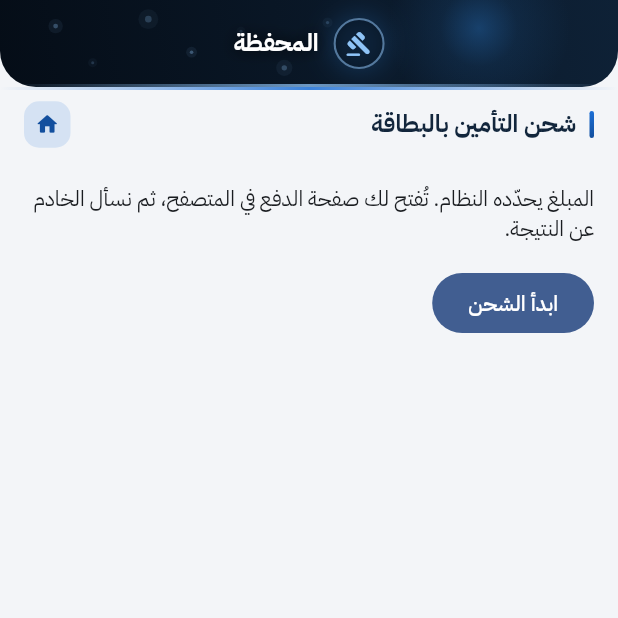
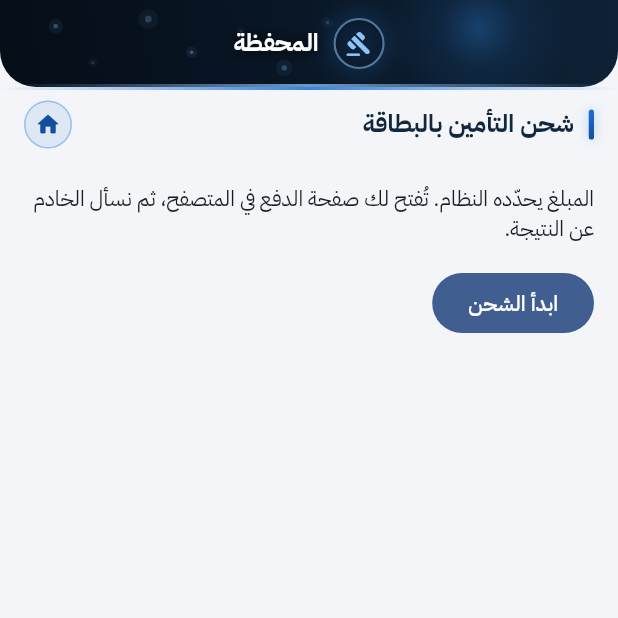
Before and after one commit to spaschatbot-cpu/haraj-dev, a Flutter app: the TopUpScreen screen opened by its route, on a phone screen of 412 x 824 dp, the top half of it. Run offline on Flutter 3.47's test engine with Material 3 defaults, Android fonts, the phone set to English and light mode, and no system bars; our stand-ins replace dio, drift, drift_flutter, firebase_core, firebase_messaging, flutter_riverpod and 3 more; accounts and stored records are empty; generated files the repository leaves out were written again; network calls fail.

Commit message:
style(008): شريطُ عنوان الشاشة — اسمٌ أثقل، وبيتٌ من عائلة أزرار الهيدر
أيقونةُ البيت كانت مربّعاً مدوَّراً، وحوضا الجرس والحساب في الهيدر فوقها
دائرتان بحدٍّ ذهبيّ — فتُقرأ زرّاً من عائلةٍ ثالثة في شاشةٍ واحدة. فصارت
دائرةً بحدٍّ مثلهما، وأرضيّتُها أخفّ لأن الحدَّ صار يحملها.

والاسمُ ١٦٫٥ بوزن ٨٠٠ لا ١٦ بوزن ٧٠٠، والخيطُ الذهبيُّ قبله أطولُ قليلاً
بوهجٍ خفيف يرفعه عن الورقة — بلا ذلك يُقرأ خطّاً بقي من تخطيطٍ لا علامةً
مقصودة.

Co-Authored-By: Claude Opus 5 (1M context) <noreply@anthropic.com>

```diff
--- a/mobile/lib/presentation/common/haraj_app_bar.dart
+++ b/mobile/lib/presentation/common/haraj_app_bar.dart
@@ -97,18 +97,26 @@ class HarajAppBar extends StatelessWidget implements PreferredSizeWidget {
                 // عنوانَ شاشة. وقائمٌ لا أفقيّ: الأفقيُّ يفصل، والقائمُ
                 // يُعنون.
                 Container(
-                  width: 3,
-                  height: 18,
+                  width: 3.5,
+                  height: 20,
                   decoration: BoxDecoration(
                     gradient: LinearGradient(
                       begin: Alignment.topCenter,
                       end: Alignment.bottomCenter,
                       colors: <Color>[palette.gold, palette.goldDeep],
                     ),
-                    borderRadius: BorderRadius.circular(2),
+                    borderRadius: BorderRadius.circular(3),
+                    // وهجٌ خفيف تحت الخيط: يرفعه عن الورقة فيُقرأ علامةً
+                    // مقصودة لا خطّاً بقي من تخطيط.
+                    boxShadow: <BoxShadow>[
+                      BoxShadow(
+                        color: palette.gold.withValues(alpha: 0.35),
+                        blurRadius: 6,
+                      ),
+                    ],
                   ),
                 ),
-                const SizedBox(width: 9),
+                const SizedBox(width: 10),
                 Expanded(
                   child: Column(
                     crossAxisAlignment: CrossAxisAlignment.start,
@@ -121,10 +129,12 @@ class HarajAppBar extends StatelessWidget implements PreferredSizeWidget {
                         overflow: TextOverflow.ellipsis,
                         style: theme.textTheme.titleMedium?.copyWith(
                           color: palette.ink,
-                          fontWeight: FontWeight.w700,
-                          // تباعدٌ خفيف: العربية بوزن ٧٠٠ تتراصّ، وحرفٌ يلمس
+                          fontSize: 16.5,
+                          fontWeight: FontWeight.w800,
+                          // تباعدٌ خفيف: العربية بوزن ٨٠٠ تتراصّ، وحرفٌ يلمس
                           // حرفاً يُقرأ ككلمةٍ واحدة.
                           letterSpacing: 0.2,
+                          height: 1.2,
                         ),
                       ),
                       if (subtitle case final String line)
@@ -152,21 +162,29 @@ class HarajAppBar extends StatelessWidget implements PreferredSizeWidget {
                 // **حوضٌ ذهبيٌّ خفيف لا أيقونةٌ عارية**: أيقونةٌ وحدها على
                 // ورقةٍ فاتحة تُقرأ زخرفةً لا زرّاً، والحوضُ يقول «هذا
                 // يُضغط». وهو نظيرُ حوضِ الجرس والحساب في الهيدر فوقه.
+                //
+                // **ودائرةٌ بحدٍّ لا مربّعٌ مدوَّر** (١٤ سبتمبر ٢٠٢٦): حوضا
+                // الجرس والحساب في الهيدر دائرتان بحدٍّ ذهبيّ، ومربّعٌ هنا
+                // يُقرأ زرّاً من عائلةٍ أخرى.
                 if (!canPop)
                   Semantics(
                     button: true,
                     label: AppLocalizations.of(context).navHome,
                     child: Material(
-                      color: palette.gold.withValues(alpha: 0.14),
-                      borderRadius: BorderRadius.circular(10),
+                      color: palette.gold.withValues(alpha: 0.10),
+                      shape: CircleBorder(
+                        side: BorderSide(
+                          color: palette.gold.withValues(alpha: 0.35),
+                        ),
+                      ),
                       child: InkWell(
                         onTap: () => GoRouter.of(context).go(Routes.homePath),
-                        borderRadius: BorderRadius.circular(10),
+                        customBorder: const CircleBorder(),
                         child: Padding(
                           padding: const EdgeInsets.all(7),
                           child: Icon(
                             Icons.home_rounded,
-                            size: 17,
+                            size: 18,
                             color: palette.goldDeep,
                           ),
                         ),
```
